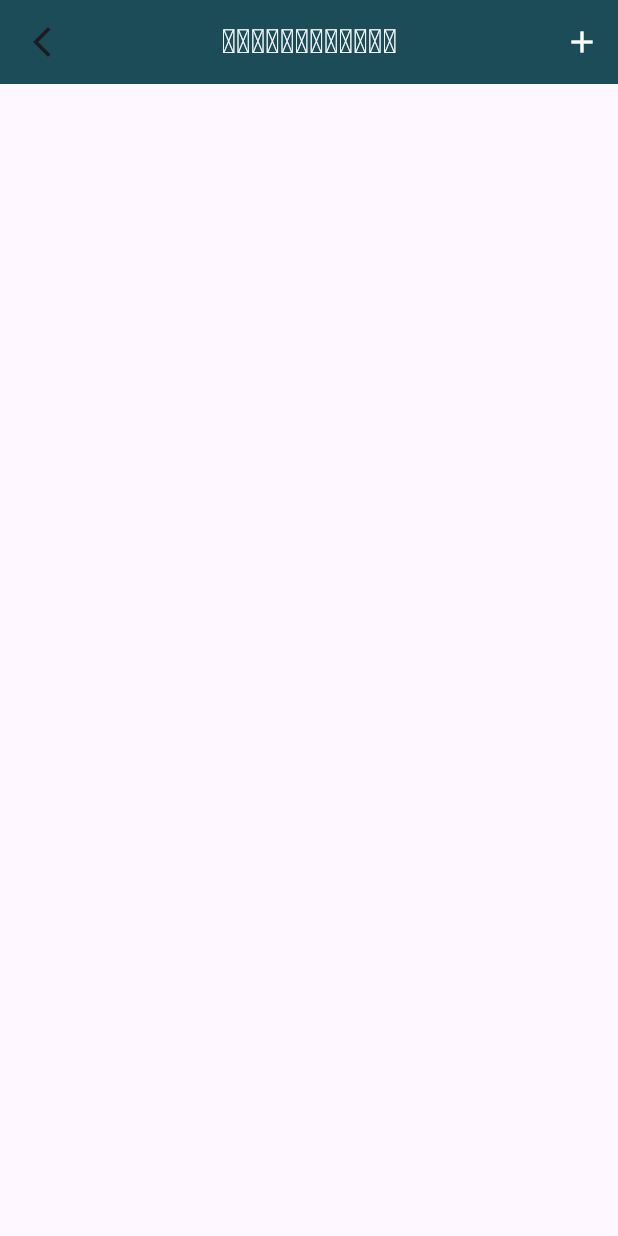
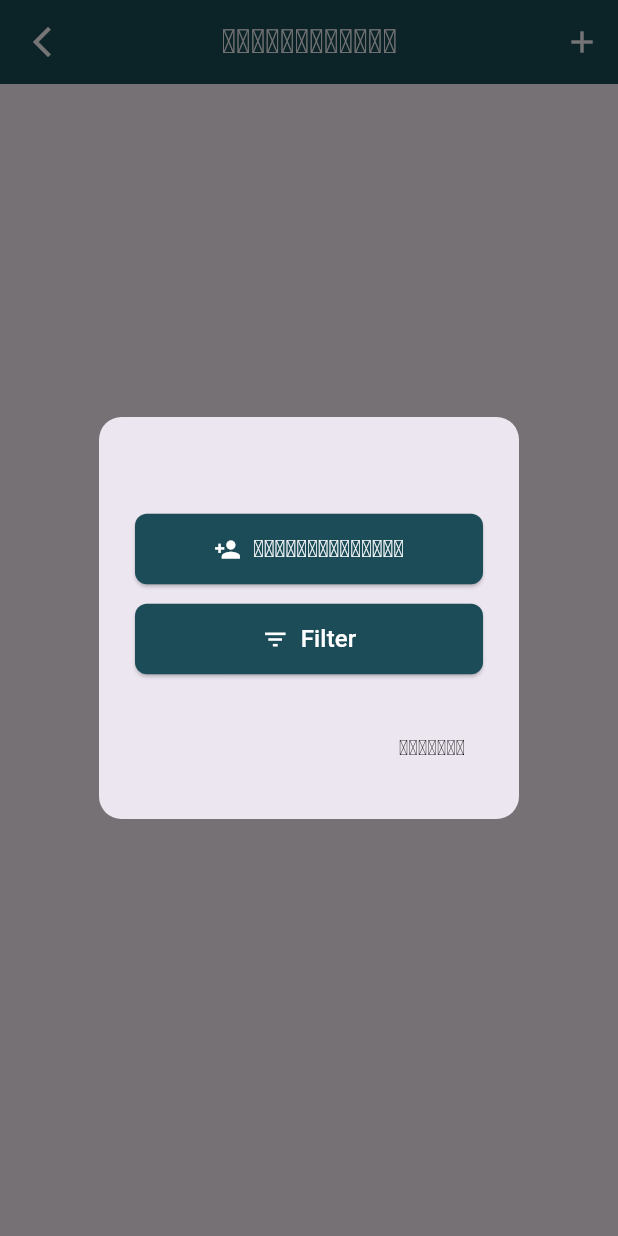
Before and after one commit to SDL455/LSSS, a Flutter app: the UserDataView screen opened by its route, after a tap on the "arrow back ios new" icon, after a tap on the "add" icon, on a phone screen of 412 x 824 dp. Run offline on Flutter 3.47's test engine with Material 3 defaults, Android fonts, the phone set to English and light mode, and no system bars; our stand-ins replace cached_network_image, dio, flutter_speed_dial, font_awesome_flutter, get, qr_flutter and 1 more; missing offline and left inert: mobile_scanner, new_version_plus; accounts and stored records are empty; network calls fail.

Commit message:
update add new custmer

```diff
--- a/lib/features/dasboard/view/user_data_view.dart
+++ b/lib/features/dasboard/view/user_data_view.dart
@@ -1,15 +1,149 @@
 import 'package:flutter/material.dart';
 import 'package:get/get.dart';
 import 'package:plp/core/color/app_colors.dart';
-import 'package:plp/features/auth/controllers/auth_controller.dart';
+import 'package:plp/features/dasboard/view/widget/option_button.dart'
+    show OptionButton;
+// import 'package:plp/features/auth/controllers/auth_controller.dart';
 import 'package:plp/routes/app_routes.dart';
 
 class UserDataView extends StatelessWidget {
   const UserDataView({super.key});
 
+  void _showOptionsPopup(BuildContext context) {
+    showDialog(
+      context: context,
+      builder: (BuildContext context) {
+        return AlertDialog(
+          shape: RoundedRectangleBorder(
+            borderRadius: BorderRadius.circular(15),
+          ),
+          title: const Text(
+            '',
+            style: TextStyle(
+              fontSize: 18,
+              fontWeight: FontWeight.bold,
+            ),
+            textAlign: TextAlign.center,
+          ),
+          content: Column(
+            mainAxisSize: MainAxisSize.min,
+            children: [
+              OptionButton(
+                title: 'ເພີ່ມລູກຄ້າໃໝ່',
+                icon: Icons.person_add,
+                onPressed: () {
+                  Navigator.of(context).pop();
+                  Get.toNamed(AppRoutes.addNewCustomer);
+                },
+              ),
+              const SizedBox(height: 12),
+              OptionButton(
+                title: 'Filter',
+                icon: Icons.filter_list,
+                onPressed: () {
+                  Navigator.of(context).pop();
+                  _showFilterDialog(context);
+                },
+              ),
+            ],
+          ),
+          actions: [
+            TextButton(
+              onPressed: () {
+                Navigator.of(context).pop();
+              },
+              child: const Text(
+                'ຍົກເລີກ',
+                style: TextStyle(color: Colors.black),
+              ),
+            ),
+          ],
+        );
+      },
+    );
+  }
+
+  void _showFilterDialog(BuildContext context) {
+    showDialog(
+      context: context,
+      builder: (BuildContext context) {
+        return AlertDialog(
+          shape: RoundedRectangleBorder(
+            borderRadius: BorderRadius.circular(15),
+          ),
+          title: const Text(
+            'ກັ່ນຕອງຂໍ້ມູນ',
+            style: TextStyle(
+              fontSize: 18,
+              fontWeight: FontWeight.bold,
+            ),
+            textAlign: TextAlign.center,
+          ),
+          content: Column(
+            mainAxisSize: MainAxisSize.min,
+            children: [
+              _buildFilterOption('ທັງໝົດ', () {
+                Navigator.of(context).pop();
+                // Add filter logic here
+              }),
+              _buildFilterOption('ລູກຄ້າທົ່ວໄປ', () {
+                Navigator.of(context).pop();
+                // Add filter logic here
+              }),
+              _buildFilterOption('ລູກຄ້າທົ່ວໄປ', () {
+                Navigator.of(context).pop();
+                // Add filter logic here
+              }),
+              _buildFilterOption('ລູກຄ້າທົ່ວໄປ', () {
+                Navigator.of(context).pop();
+                // Add filter logic here
+              }),
+            ],
+          ),
+          actions: [
+            TextButton(
+              onPressed: () {
+                Navigator.of(context).pop();
+              },
+              child: const Text(
+                'ຍົກເລີກ',
+                style: TextStyle(color: Colors.grey),
+              ),
+            ),
+          ],
+        );
+      },
+    );
+  }
+
+  Widget _buildFilterOption(String title, VoidCallback onPressed) {
+    return Container(
+      width: double.infinity,
+      margin: const EdgeInsets.only(bottom: 8),
+      child: ElevatedButton(
+        onPressed: onPressed,
+        style: ElevatedButton.styleFrom(
+          backgroundColor: Colors.grey[100],
+          foregroundColor: Colors.black87,
+          padding: const EdgeInsets.symmetric(vertical: 12, horizontal: 16),
+          shape: RoundedRectangleBorder(
+            borderRadius: BorderRadius.circular(8),
+          ),
+        ),
+        child: Text(
+          title,
+          style: const TextStyle(
+            fontSize: 16,
+            fontWeight: FontWeight.w500,
+          ),
+        ),
+      ),
+    );
+  }
+
   @override
   Widget build(BuildContext context) {
-    final AuthController authController = Get.find<AuthController>();
+    // final AuthController authController = Get.find<AuthController>();
 
     return Scaffold(
       appBar: AppBar(
@@ -26,11 +160,16 @@ class UserDataView extends StatelessWidget {
           onPressed: () {
             Get.toNamed(AppRoutes.dashboard);
           },
-          icon: const Icon(Icons.arrow_back_ios_new),
+          icon: const Icon(
+            Icons.arrow_back_ios_new,
+            color: Colors.white,
+          ),
         ),
         actions: [
           IconButton(
-            onPressed: () {},
+            onPressed: () {
+              _showOptionsPopup(context);
+            },
             icon: const Icon(Icons.add, color: Colors.white),
           ),
         ],
--- /dev/null
+++ b/lib/features/dasboard/view/widget/option_button.dart
@@ -0,0 +1,41 @@
+import 'package:flutter/material.dart';
+import 'package:plp/core/color/app_colors.dart';
+
+class OptionButton extends StatelessWidget {
+  final String title;
+  final IconData icon;
+  final VoidCallback onPressed;
+
+  const OptionButton({
+    Key? key,
+    required this.title,
+    required this.icon,
+    required this.onPressed,
+  }) : super(key: key);
+
+  @override
+  Widget build(BuildContext context) {
+    return Container(
+      width: double.infinity,
+      child: ElevatedButton.icon(
+        onPressed: onPressed,
+        icon: Icon(icon, color: Colors.white),
+        label: Text(
+          title,
+          style: const TextStyle(
+            color: Colors.white,
+            fontSize: 16,
+            fontWeight: FontWeight.w500,
+          ),
+        ),
+        style: ElevatedButton.styleFrom(
+          backgroundColor: AppColor.primaryColor,
+          padding: const EdgeInsets.symmetric(vertical: 12, horizontal: 16),
+          shape: RoundedRectangleBorder(
+            borderRadius: BorderRadius.circular(8),
+          ),
+        ),
+      ),
+    );
+  }
+}
--- a/lib/routes/app_pages.dart
+++ b/lib/routes/app_pages.dart
@@ -6,6 +6,7 @@ import 'package:plp/features/dasboard/bingings/%E0%BA%B5update_binding.dart';
 import 'package:plp/features/dasboard/bingings/DetailsCertificateCheckView.dart';
 import 'package:plp/features/dasboard/bingings/dashboard_binding.dart';
 import 'package:plp/features/dasboard/view/Dasboard_view.dart';
+import 'package:plp/features/dasboard/view/add_new_customer.dart';
 import 'package:plp/features/dasboard/view/certificate_result.dart';
 import 'package:plp/features/dasboard/view/show_model_data_update.dart';
 import 'package:plp/features/dasboard/view/user_data_view.dart';
@@ -38,5 +39,10 @@ class AppPages {
       page: () => UserDataView(),
       // binding: UserDataBinding(),
     ),
+    GetPage(
+      name: AppRoutes.addNewCustomer,
+      page: () => AddNewCustomer(),
+      // binding: UserDataBinding(),
+    ),
   ];
 }
--- a/lib/routes/app_routes.dart
+++ b/lib/routes/app_routes.dart
@@ -9,4 +9,5 @@ class AppRoutes {
   static const String updateuser = '/updateuser';
   static const String certificateResult = '/certificateResult';
   static const String userData = '/userData';
+  static const String addNewCustomer = '/addNewCustomer';
 }
```
Also changed, not shown: lib/features/dasboard/view/add_new_customer.dart (added, +38 -0 lines).
